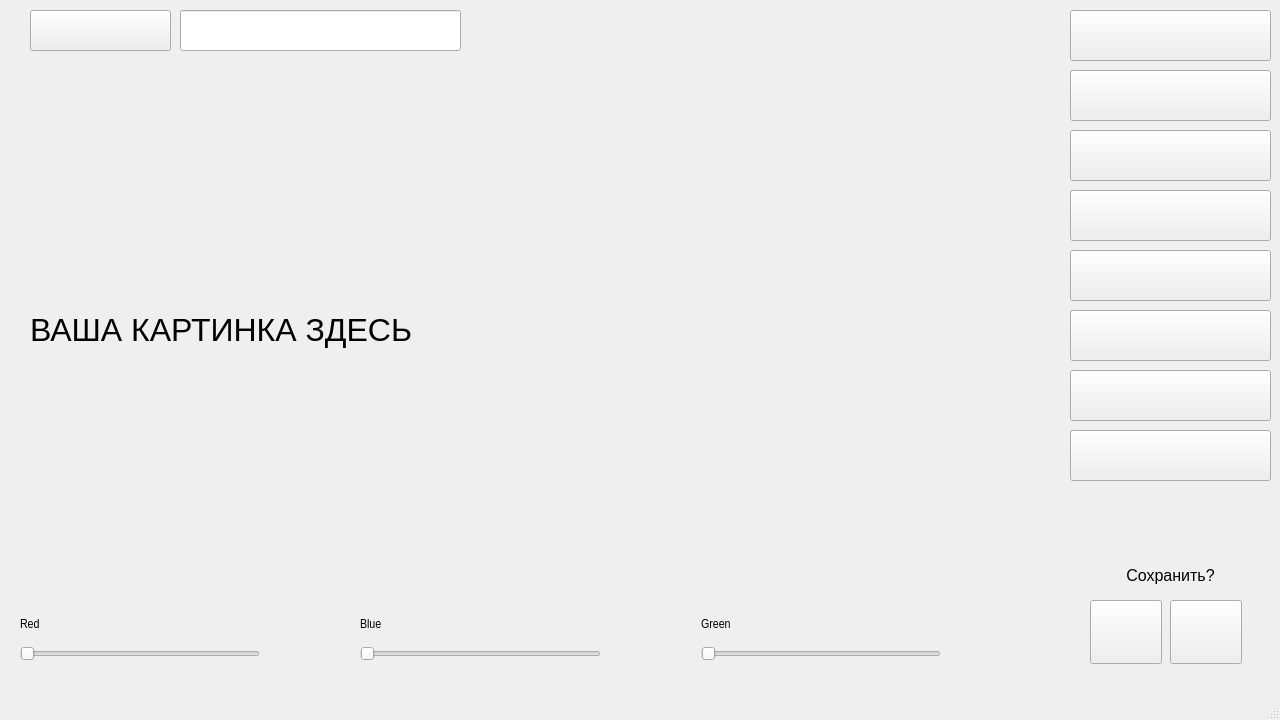
The window that yandex.ui (evilrise7/pyqtproject) describes before a commit, drawn with Qt 5.
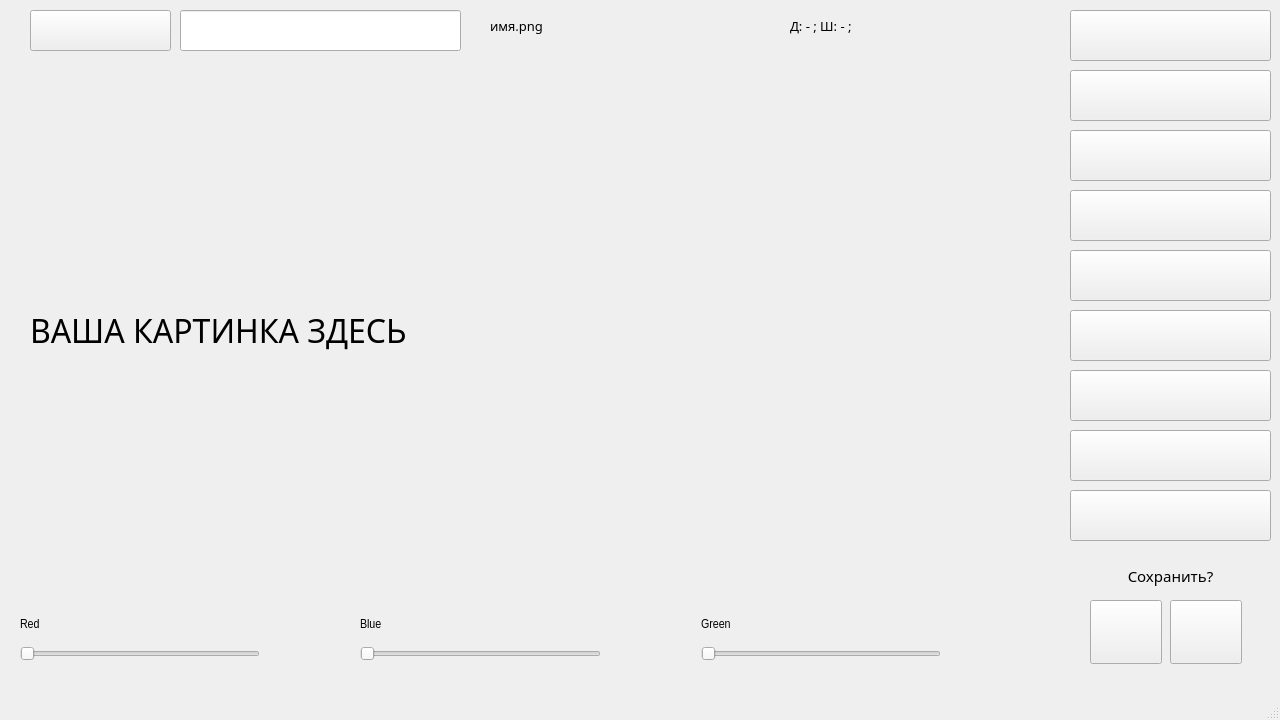
The same window after the commit. Icons and pictures are not drawn.

The edit to the form file:
```diff
--- a/yandex.ui
+++ b/yandex.ui
@@ -180,6 +180,7 @@
     </property>
     <property name="font">
      <font>
+      <family>Pixeled</family>
       <pointsize>24</pointsize>
      </font>
     </property>
@@ -360,7 +361,8 @@
     </property>
     <property name="font">
      <font>
-      <pointsize>12</pointsize>
+      <family>Pixeled</family>
+      <pointsize>11</pointsize>
      </font>
     </property>
     <property name="text">
@@ -442,6 +444,69 @@
      <bool>false</bool>
     </property>
    </widget>
+   <widget class="QPushButton" name="negative">
+    <property name="geometry">
+     <rect>
+      <x>1070</x>
+      <y>490</y>
+      <width>201</width>
+      <height>51</height>
+     </rect>
+    </property>
+    <property name="font">
+     <font>
+      <family>Arial Narrow</family>
+      <pointsize>12</pointsize>
+     </font>
+    </property>
+    <property name="styleSheet">
+     <string notr="true">border-image: url(./NEGATIVE.png);</string>
+    </property>
+    <property name="text">
+     <string/>
+    </property>
+    <property name="checkable">
+     <bool>false</bool>
+    </property>
+   </widget>
+   <widget class="QLabel" name="filenamelabel">
+    <property name="geometry">
+     <rect>
+      <x>490</x>
+      <y>10</y>
+      <width>291</width>
+      <height>31</height>
+     </rect>
+    </property>
+    <property name="font">
+     <font>
+      <family>Pixeled</family>
+      <pointsize>10</pointsize>
+     </font>
+    </property>
+    <property name="text">
+     <string>имя.png</string>
+    </property>
+   </widget>
+   <widget class="QLabel" name="filesizelabel">
+    <property name="geometry">
+     <rect>
+      <x>790</x>
+      <y>10</y>
+      <width>261</width>
+      <height>31</height>
+     </rect>
+    </property>
+    <property name="font">
+     <font>
+      <family>Pixeled</family>
+      <pointsize>10</pointsize>
+     </font>
+    </property>
+    <property name="text">
+     <string>Д: - ; Ш: - ;</string>
+    </property>
+   </widget>
   </widget>
   <widget class="QMenuBar" name="menubar">
    <property name="geometry">
```
